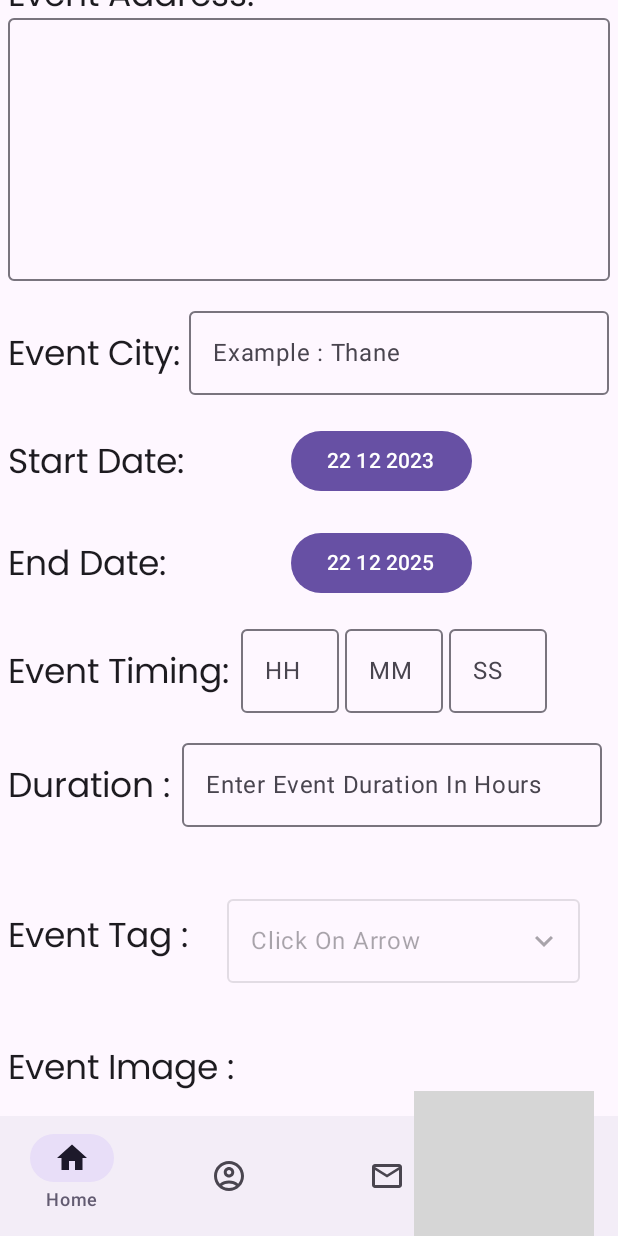
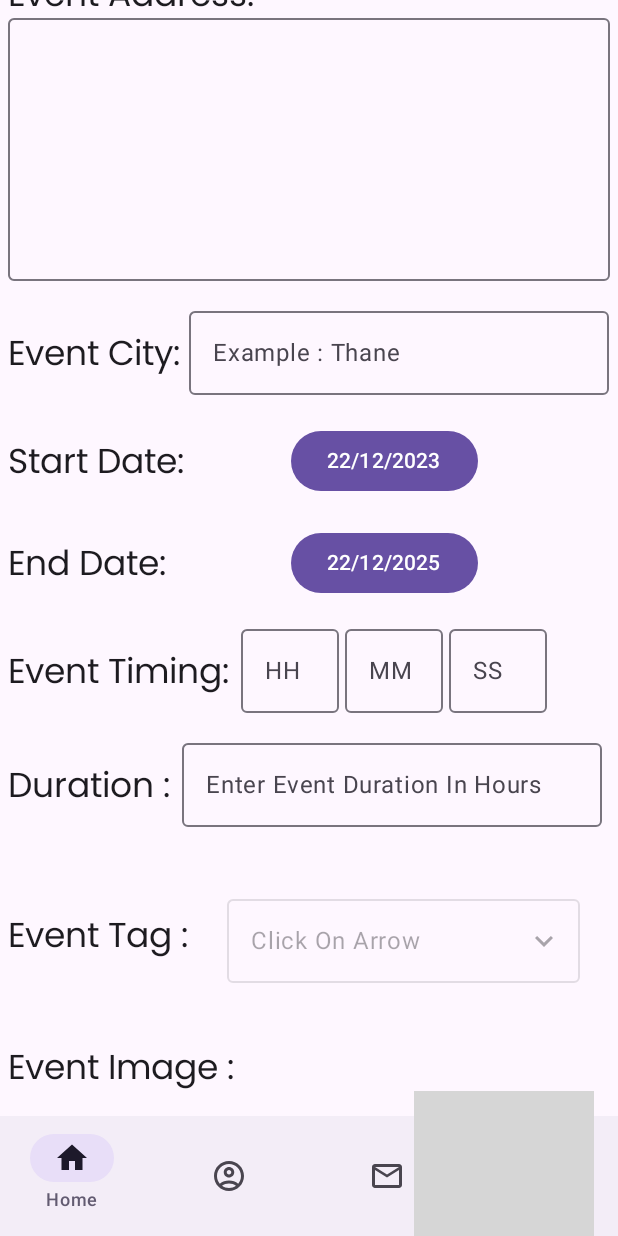
Before and after one commit to VESIT-CMPN-Projects/2023-24-TE43, an Android app built with Jetpack Compose: the eventForm screen opened through its navigation route, scrolled down 576 dp, on a phone screen of 412 x 824 dp. Run offline under Robolectric (Android 15) with nearby library versions, the phone set to English and light mode, and no system bars; our stand-ins replace Firebase (no records; nobody signed in at launch, a user with empty details on screens opened directly); pictures from the network do not load; grey boxes are pictures that could not be loaded.

Commit message:
Event Retrieval Firebase Done 1.9

```diff
--- a/app/src/main/java/com/example/empoweher/composables/EventCard.kt
+++ b/app/src/main/java/com/example/empoweher/composables/EventCard.kt
@@ -64,7 +64,7 @@ fun EventCard(navigateToNextScreen: (route: String) -> Unit,
             .height(150.dp)
             .padding(5.dp)
             .clickable {
-                navigateToNextScreen(Screen.DetailedEventCard.route)
+                navigateToNextScreen(Screen.DetailedEventCard.route+"/"+eventId!!)
             },
         colors = CardDefaults.cardColors(containerColor = color,
     )
--- a/app/src/main/java/com/example/empoweher/screen/EventForm.kt
+++ b/app/src/main/java/com/example/empoweher/screen/EventForm.kt
@@ -132,14 +132,12 @@ fun EventForm(){
     var contactNumber by remember{
         mutableStateOf("")
     }
-
-
-
-
-
-
-
-
+    var btnTextStart by remember {
+        mutableStateOf("Select Date")
+    }
+    var btnTextEnd by remember {
+        mutableStateOf("Select Date")
+    }
 
     Box (modifier = Modifier
         .fillMaxSize()
@@ -314,14 +312,8 @@ fun EventForm(){
             ){
                 // set the initial date
                 val datePickerState = rememberDatePickerState(initialSelectedDateMillis = calendar1.timeInMillis)
-
                 var showDatePicker by remember {
                     mutableStateOf(false)
-                }
-
-
-                var btnText by remember {
-                    mutableStateOf("Select Date")
                 }
 
                 if (showDatePicker) {
@@ -373,12 +365,11 @@ fun EventForm(){
                             showDatePicker = true
                         }
                     ) {
-                        Text(text = btnText)
+                        Text(text = btnTextStart)
                     }
 
-                    val formatter = SimpleDateFormat("dd MM yyyy", Locale.ROOT)
-
-                    btnText = formatter.format(Date(startDate)).toString()
+                    val formatter = SimpleDateFormat("dd/MM/yyyy", Locale.ROOT)
+                    btnTextStart = formatter.format(Date(startDate)).toString()
                 }
             }
             Column(
@@ -389,9 +380,6 @@ fun EventForm(){
                 val datePickerState = rememberDatePickerState(initialSelectedDateMillis = calendar2.timeInMillis)
                 var showDatePicker by remember {
                     mutableStateOf(false)
-                }
-                var btnText by remember {
-                    mutableStateOf("Select Date")
                 }
 
                 if (showDatePicker) {
@@ -442,10 +430,10 @@ fun EventForm(){
                             showDatePicker = true
                         }
                     ) {
-                        Text(text = btnText)
+                        Text(text = btnTextEnd)
                     }
-                    val formatter = SimpleDateFormat("dd MM yyyy", Locale.ROOT)
-                    btnText = formatter.format(Date(endDate)).toString()
+                    val formatter = SimpleDateFormat("dd/MM/yyyy", Locale.ROOT)
+                    btnTextEnd = formatter.format(Date(endDate)).toString()
                 }
             }
             Column(
@@ -829,7 +817,7 @@ fun EventForm(){
                         val id = dbref.push().key!!
                         val current = LocalDateTime.now()
                         val currentFirebaseUser = FirebaseAuth.getInstance().currentUser
-                        val e = Event(id,name,description,address,city,startDate.toString(),endDate.toString(),hour+":"+minute+":"+second,duration,tag,currentFirebaseUser!!.uid+"/"+current.toString(),cost,capacity,contactNumber,""+currentFirebaseUser!!.uid)
+                        val e = Event(id,name,description,address,city,btnTextStart,btnTextEnd,hour+":"+minute+":"+second,duration,tag,currentFirebaseUser!!.uid+"/"+current.toString(),cost,capacity,contactNumber,""+currentFirebaseUser!!.uid)
                         dbref.child(id).setValue(e);
                         val storage=FirebaseStorage.getInstance()
                         val ref= storage.getReference()
```
Also changed, not shown: app/src/main/java/com/example/empoweher/composables/DetailedEventCard.kt (+116 -1 lines), app/src/main/java/com/example/empoweher/screen/App.kt (+10 -6 lines).
